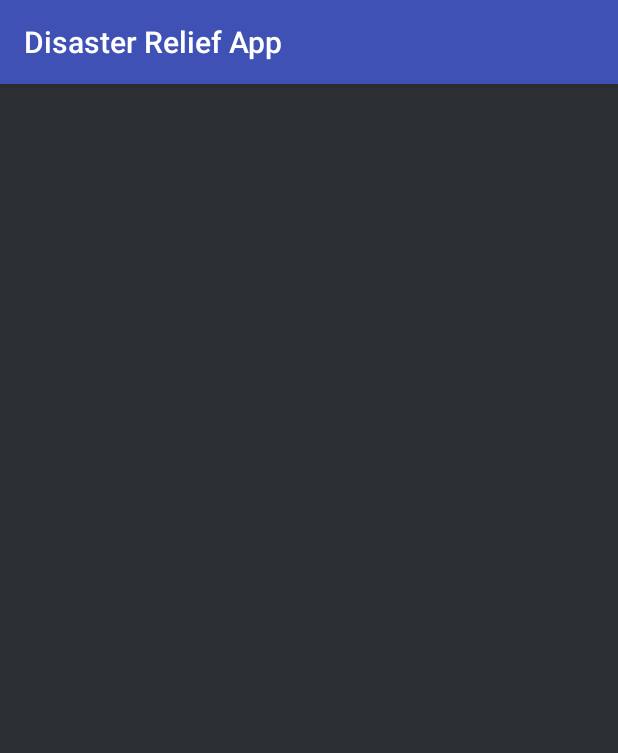
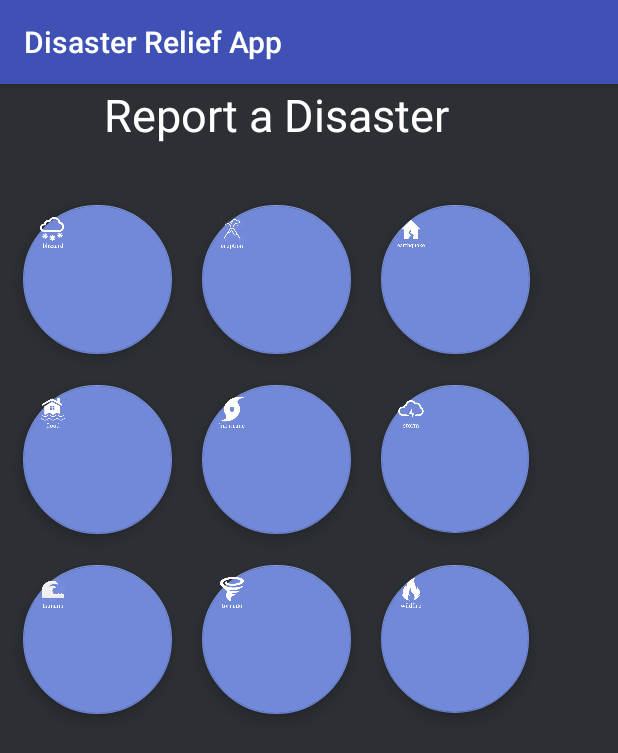
Before and after one commit to KaTaiHo/hacktx2017, an Android app: the DisasterSelection screen opened directly, with no data from a screen before it, on a phone screen of 412 x 824 dp. Shown: the top 753 px of the screen. Run offline under Robolectric (Android 15) with nearby library versions, the phone set to English and light mode, and no system bars.

Commit message:
buttons work

```diff
--- a/app/src/main/res/layout/activity_disaster_selection.xml
+++ b/app/src/main/res/layout/activity_disaster_selection.xml
@@ -7,196 +7,196 @@
     android:background="#2c2f33"
     tools:context="com.example.kataiho.hacktx2017.DisasterSelection">
 
-    <!--<LinearLayout-->
-        <!--android:layout_width="368dp"-->
-        <!--android:layout_height="wrap_content"-->
-        <!--android:orientation="vertical"-->
-        <!--tools:layout_editor_absoluteX="8dp"-->
-        <!--tools:layout_editor_absoluteY="8dp">-->
+    <LinearLayout
+        android:layout_width="368dp"
+        android:layout_height="wrap_content"
+        android:orientation="vertical"
+        tools:layout_editor_absoluteX="8dp"
+        tools:layout_editor_absoluteY="8dp">
 
-        <!--<TextView-->
-            <!--android:id="@+id/editText2"-->
-            <!--android:layout_width="match_parent"-->
-            <!--android:layout_height="wrap_content"-->
-            <!--android:ems="10"-->
-            <!--android:textSize="30sp"-->
-            <!--android:textAlignment="center"-->
-            <!--android:textColor="#ffffff"-->
-            <!--android:layout_marginBottom="30dp"-->
-            <!--android:text="@string/disaster_header"-->
-            <!--/>-->
+        <TextView
+            android:id="@+id/editText2"
+            android:layout_width="match_parent"
+            android:layout_height="wrap_content"
+            android:ems="10"
+            android:textSize="30sp"
+            android:textAlignment="center"
+            android:textColor="#ffffff"
+            android:layout_marginBottom="30dp"
+            android:text="@string/disaster_header"
+            />
 
-        <!--<LinearLayout-->
-            <!--android:layout_width="match_parent"-->
-            <!--android:layout_height="120dp"-->
-            <!--android:orientation="horizontal"-->
-            <!--tools:layout_editor_absoluteX="8dp"-->
-            <!--tools:layout_editor_absoluteY="8dp">-->
+        <LinearLayout
+            android:layout_width="match_parent"
+            android:layout_height="120dp"
+            android:orientation="horizontal"
+            tools:layout_editor_absoluteX="8dp"
+            tools:layout_editor_absoluteY="8dp">
 
-            <!--<android.support.design.widget.FloatingActionButton-->
-                <!--android:id="@+id/BlizzardBTN"-->
-                <!--android:layout_width="match_parent"-->
-                <!--android:layout_height="match_parent"-->
-                <!--android:layout_marginBottom="10dp"-->
-                <!--android:layout_marginLeft="15dp"-->
-                <!--android:layout_marginRight="10dp"-->
-                <!--android:layout_marginTop="10dp"-->
-                <!--android:layout_weight="1"-->
-                <!--android:clickable="true"-->
-                <!--android:src="@drawable/blizzard"-->
-                <!--app:backgroundTint="#7289da"-->
-                <!--app:fabSize="mini"-->
-                <!--tools:layout_editor_absoluteX="16dp"-->
-                <!--tools:layout_editor_absoluteY="56dp" />-->
+            <android.support.design.widget.FloatingActionButton
+                android:id="@+id/BlizzardBTN"
+                android:layout_width="match_parent"
+                android:layout_height="match_parent"
+                android:layout_marginBottom="10dp"
+                android:layout_marginLeft="15dp"
+                android:layout_marginRight="10dp"
+                android:layout_marginTop="10dp"
+                android:layout_weight="1"
+                android:clickable="true"
+                android:src="@drawable/blizzard"
+                app:backgroundTint="#7289da"
+                app:fabSize="mini"
+                tools:layout_editor_absoluteX="16dp"
+                tools:layout_editor_absoluteY="56dp" />
 
-            <!--<android.support.design.widget.FloatingActionButton-->
-                <!--android:id="@+id/EruptionBTN"-->
-                <!--android:layout_width="match_parent"-->
-                <!--android:layout_height="match_parent"-->
-                <!--android:layout_marginBottom="10dp"-->
-                <!--android:layout_marginLeft="10dp"-->
-                <!--android:layout_marginRight="10dp"-->
-                <!--android:layout_marginTop="10dp"-->
-                <!--android:layout_weight="1"-->
-                <!--android:clickable="true"-->
-                <!--app:backgroundTint="#7289da"-->
-                <!--app:fabSize="mini"-->
-                <!--app:srcCompat="@drawable/eruption"-->
-                <!--tools:layout_editor_absoluteX="172dp"-->
-                <!--tools:layout_editor_absoluteY="56dp" />-->
+            <android.support.design.widget.FloatingActionButton
+                android:id="@+id/EruptionBTN"
+                android:layout_width="match_parent"
+                android:layout_height="match_parent"
+                android:layout_marginBottom="10dp"
+                android:layout_marginLeft="10dp"
+                android:layout_marginRight="10dp"
+                android:layout_marginTop="10dp"
+                android:layout_weight="1"
+                android:clickable="true"
+                app:backgroundTint="#7289da"
+                app:fabSize="mini"
+                app:srcCompat="@drawable/eruption"
+                tools:layout_editor_absoluteX="172dp"
+                tools:layout_editor_absoluteY="56dp" />
 
-            <!--<android.support.design.widget.FloatingActionButton-->
-                <!--android:id="@+id/EarthquakeBTN"-->
-                <!--android:layout_width="match_parent"-->
-                <!--android:layout_height="match_parent"-->
-                <!--android:layout_marginBottom="10dp"-->
-                <!--android:layout_marginLeft="10dp"-->
-                <!--android:layout_marginRight="15dp"-->
-                <!--android:layout_marginTop="10dp"-->
-                <!--android:layout_weight="0.65"-->
-                <!--android:clickable="true"-->
-                <!--app:backgroundTint="#7289da"-->
-                <!--app:fabSize="mini"-->
-                <!--app:srcCompat="@drawable/earthquake"-->
-                <!--tools:layout_editor_absoluteX="250dp"-->
-                <!--tools:layout_editor_absoluteY="56dp" />-->
+            <android.support.design.widget.FloatingActionButton
+                android:id="@+id/EarthquakeBTN"
+                android:layout_width="match_parent"
+                android:layout_height="match_parent"
+                android:layout_marginBottom="10dp"
+                android:layout_marginLeft="10dp"
+                android:layout_marginRight="15dp"
+                android:layout_marginTop="10dp"
+                android:layout_weight="0.65"
+                android:clickable="true"
+                app:backgroundTint="#7289da"
+                app:fabSize="mini"
+                app:srcCompat="@drawable/earthquake"
+                tools:layout_editor_absoluteX="250dp"
+                tools:layout_editor_absoluteY="56dp" />
 
-        <!--</LinearLayout>-->
+        </LinearLayout>
 
-        <!--<LinearLayout-->
-            <!--android:layout_width="match_parent"-->
-            <!--android:layout_height="120dp"-->
-            <!--android:layout_weight="1"-->
-            <!--android:orientation="horizontal"-->
-            <!--tools:layout_editor_absoluteX="8dp"-->
-            <!--tools:layout_editor_absoluteY="8dp">-->
+        <LinearLayout
+            android:layout_width="match_parent"
+            android:layout_height="120dp"
+            android:layout_weight="1"
+            android:orientation="horizontal"
+            tools:layout_editor_absoluteX="8dp"
+            tools:layout_editor_absoluteY="8dp">
 
-            <!--<android.support.design.widget.FloatingActionButton-->
-                <!--android:id="@+id/FloodBTN"-->
-                <!--android:layout_width="match_parent"-->
-                <!--android:layout_height="match_parent"-->
-                <!--android:layout_marginBottom="10dp"-->
-                <!--android:layout_marginLeft="15dp"-->
-                <!--android:layout_marginRight="10dp"-->
-                <!--android:layout_marginTop="10dp"-->
-                <!--android:layout_weight="1"-->
-                <!--android:clickable="true"-->
-                <!--app:backgroundTint="#7289da"-->
-                <!--app:fabSize="mini"-->
-                <!--app:srcCompat="@drawable/flood"-->
-                <!--tools:layout_editor_absoluteX="96dp"-->
-                <!--tools:layout_editor_absoluteY="56dp" />-->
+            <android.support.design.widget.FloatingActionButton
+                android:id="@+id/FloodBTN"
+                android:layout_width="match_parent"
+                android:layout_height="match_parent"
+                android:layout_marginBottom="10dp"
+                android:layout_marginLeft="15dp"
+                android:layout_marginRight="10dp"
+                android:layout_marginTop="10dp"
+                android:layout_weight="1"
+                android:clickable="true"
+                app:backgroundTint="#7289da"
+                app:fabSize="mini"
+                app:srcCompat="@drawable/flood"
+                tools:layout_editor_absoluteX="96dp"
+                tools:layout_editor_absoluteY="56dp" />
 
-            <!--<android.support.design.widget.FloatingActionButton-->
-                <!--android:id="@+id/HurricaneBTN"-->
-                <!--android:layout_width="match_parent"-->
-                <!--android:layout_height="match_parent"-->
-                <!--android:layout_marginBottom="10dp"-->
-                <!--android:layout_marginLeft="10dp"-->
-                <!--android:layout_marginRight="10dp"-->
-                <!--android:layout_marginTop="10dp"-->
-                <!--android:layout_weight="1"-->
-                <!--android:clickable="true"-->
-                <!--app:backgroundTint="#7289da"-->
-                <!--app:fabSize="mini"-->
-                <!--app:srcCompat="@drawable/hurricane"-->
-                <!--tools:layout_editor_absoluteX="16dp"-->
-                <!--tools:layout_editor_absoluteY="134dp" />-->
+            <android.support.design.widget.FloatingActionButton
+                android:id="@+id/HurricaneBTN"
+                android:layout_width="match_parent"
+                android:layout_height="match_parent"
+                android:layout_marginBottom="10dp"
+                android:layout_marginLeft="10dp"
+                android:layout_marginRight="10dp"
+                android:layout_marginTop="10dp"
+                android:layout_weight="1"
+                android:clickable="true"
+                app:backgroundTint="#7289da"
+                app:fabSize="mini"
+                app:srcCompat="@drawable/hurricane"
+                tools:layout_editor_absoluteX="16dp"
+                tools:layout_editor_absoluteY="134dp" />
 
-            <!--<android.support.design.widget.FloatingActionButton-->
-                <!--android:id="@+id/StormBTN"-->
-                <!--android:layout_width="match_parent"-->
-                <!--android:layout_height="match_parent"-->
-                <!--android:layout_marginBottom="10dp"-->
-                <!--android:layout_marginLeft="10dp"-->
-                <!--android:layout_marginRight="15dp"-->
-                <!--android:layout_marginTop="10dp"-->
-                <!--android:layout_weight="1"-->
-                <!--android:clickable="true"-->
-                <!--app:backgroundTint="#7289da"-->
-                <!--app:fabSize="mini"-->
-                <!--app:srcCompat="@drawable/storm"-->
-                <!--tools:layout_editor_absoluteX="96dp"-->
-                <!--tools:layout_editor_absoluteY="134dp" />-->
+            <android.support.design.widget.FloatingActionButton
+                android:id="@+id/StormBTN"
+                android:layout_width="match_parent"
+                android:layout_height="match_parent"
+                android:layout_marginBottom="10dp"
+                android:layout_marginLeft="10dp"
+                android:layout_marginRight="15dp"
+                android:layout_marginTop="10dp"
+                android:layout_weight="1"
+                android:clickable="true"
+                app:backgroundTint="#7289da"
+                app:fabSize="mini"
+                app:srcCompat="@drawable/storm"
+                tools:layout_editor_absoluteX="96dp"
+                tools:layout_editor_absoluteY="134dp" />
 
-        <!--</LinearLayout>-->
+        </LinearLayout>
 
-        <!--<LinearLayout-->
-            <!--android:layout_width="match_parent"-->
-            <!--android:layout_height="120dp"-->
-            <!--android:layout_weight="1"-->
-            <!--android:orientation="horizontal"-->
-            <!--tools:layout_editor_absoluteX="8dp"-->
-            <!--tools:layout_editor_absoluteY="8dp">-->
+        <LinearLayout
+            android:layout_width="match_parent"
+            android:layout_height="120dp"
+            android:layout_weight="1"
+            android:orientation="horizontal"
+            tools:layout_editor_absoluteX="8dp"
+            tools:layout_editor_absoluteY="8dp">
 
-            <!--<android.support.design.widget.FloatingActionButton-->
-                <!--android:id="@+id/TsunamiBTN"-->
-                <!--android:layout_width="match_parent"-->
-                <!--android:layout_height="match_parent"-->
-                <!--android:layout_marginBottom="10dp"-->
-                <!--android:layout_marginLeft="15dp"-->
-                <!--android:layout_marginRight="10dp"-->
-                <!--android:layout_marginTop="10dp"-->
-                <!--android:layout_weight="1"-->
-                <!--android:clickable="true"-->
-                <!--app:backgroundTint="#7289da"-->
-                <!--app:fabSize="mini"-->
-                <!--app:srcCompat="@drawable/tsunami"-->
-                <!--tools:layout_editor_absoluteX="250dp"-->
-                <!--tools:layout_editor_absoluteY="134dp" />-->
+            <android.support.design.widget.FloatingActionButton
+                android:id="@+id/TsunamiBTN"
+                android:layout_width="match_parent"
+                android:layout_height="match_parent"
+                android:layout_marginBottom="10dp"
+                android:layout_marginLeft="15dp"
+                android:layout_marginRight="10dp"
+                android:layout_marginTop="10dp"
+                android:layout_weight="1"
+                android:clickable="true"
+                app:backgroundTint="#7289da"
+                app:fabSize="mini"
+                app:srcCompat="@drawable/tsunami"
+                tools:layout_editor_absoluteX="250dp"
+                tools:layout_editor_absoluteY="134dp" />
 
-            <!--<android.support.design.widget.FloatingActionButton-->
-                <!--android:id="@+id/TornadoBTN"-->
-                <!--android:layout_width="match_parent"-->
-                <!--android:layout_height="match_parent"-->
-                <!--android:layout_marginBottom="10dp"-->
-                <!--android:layout_marginLeft="10dp"-->
-                <!--android:layout_marginRight="10dp"-->
-                <!--android:layout_marginTop="10dp"-->
-                <!--android:layout_weight="1"-->
-                <!--android:clickable="true"-->
-                <!--app:backgroundTint="#7289da"-->
-                <!--app:fabSize="mini"-->
-                <!--app:srcCompat="@drawable/tornado"-->
-                <!--tools:layout_editor_absoluteX="172dp"-->
-                <!--tools:layout_editor_absoluteY="134dp" />-->
+            <android.support.design.widget.FloatingActionButton
+                android:id="@+id/TornadoBTN"
+                android:layout_width="match_parent"
+                android:layout_height="match_parent"
+                android:layout_marginBottom="10dp"
+                android:layout_marginLeft="10dp"
+                android:layout_marginRight="10dp"
+                android:layout_marginTop="10dp"
+                android:layout_weight="1"
+                android:clickable="true"
+                app:backgroundTint="#7289da"
+                app:fabSize="mini"
+                app:srcCompat="@drawable/tornado"
+                tools:layout_editor_absoluteX="172dp"
+                tools:layout_editor_absoluteY="134dp" />
 
-            <!--<android.support.design.widget.FloatingActionButton-->
-                <!--android:id="@+id/WildfireBTN"-->
-                <!--android:layout_width="match_parent"-->
-                <!--android:layout_height="match_parent"-->
-                <!--android:layout_marginBottom="10dp"-->
-                <!--android:layout_marginLeft="10dp"-->
-                <!--android:layout_marginRight="15dp"-->
-                <!--android:layout_marginTop="10dp"-->
-                <!--android:layout_weight="1"-->
-                <!--android:clickable="true"-->
-                <!--app:backgroundTint="#7289da"-->
-                <!--app:fabSize="mini"-->
-                <!--app:srcCompat="@drawable/wildfire"-->
-                <!--tools:layout_editor_absoluteX="15dp"-->
-                <!--tools:layout_editor_absoluteY="198dp" />-->
-        <!--</LinearLayout>-->
-    <!--</LinearLayout>-->
+            <android.support.design.widget.FloatingActionButton
+                android:id="@+id/WildfireBTN"
+                android:layout_width="match_parent"
+                android:layout_height="match_parent"
+                android:layout_marginBottom="10dp"
+                android:layout_marginLeft="10dp"
+                android:layout_marginRight="15dp"
+                android:layout_marginTop="10dp"
+                android:layout_weight="1"
+                android:clickable="true"
+                app:backgroundTint="#7289da"
+                app:fabSize="mini"
+                app:srcCompat="@drawable/wildfire"
+                tools:layout_editor_absoluteX="15dp"
+                tools:layout_editor_absoluteY="198dp" />
+        </LinearLayout>
+    </LinearLayout>
 
 </android.support.constraint.ConstraintLayout>
```
Also changed, not shown: app/src/main/res/drawable/blizzard.png (added), app/src/main/res/drawable/earthquake.png (added), app/src/main/res/drawable/eruption.png (added), app/src/main/res/drawable/flood.png (added), app/src/main/res/drawable/hurricane.png (added), app/src/main/res/drawable/storm.png (added), app/src/main/res/drawable/tornado.png (added), app/src/main/res/drawable/tsunami.png (added), app/src/main/res/drawable/wildfire.png (added).
